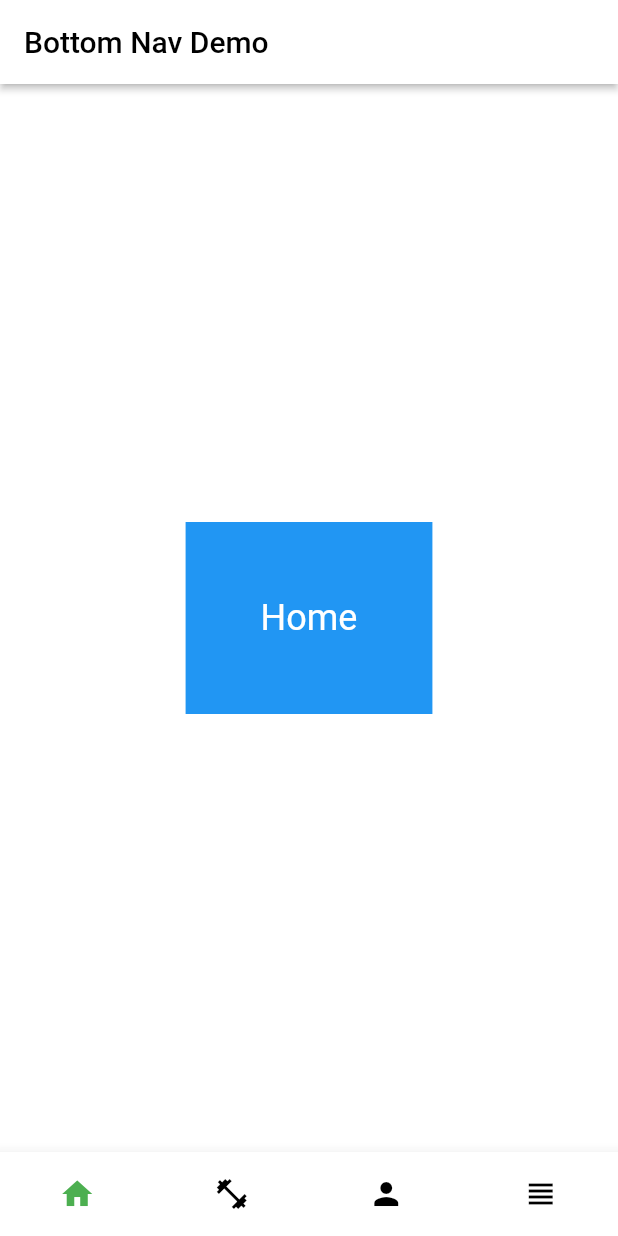
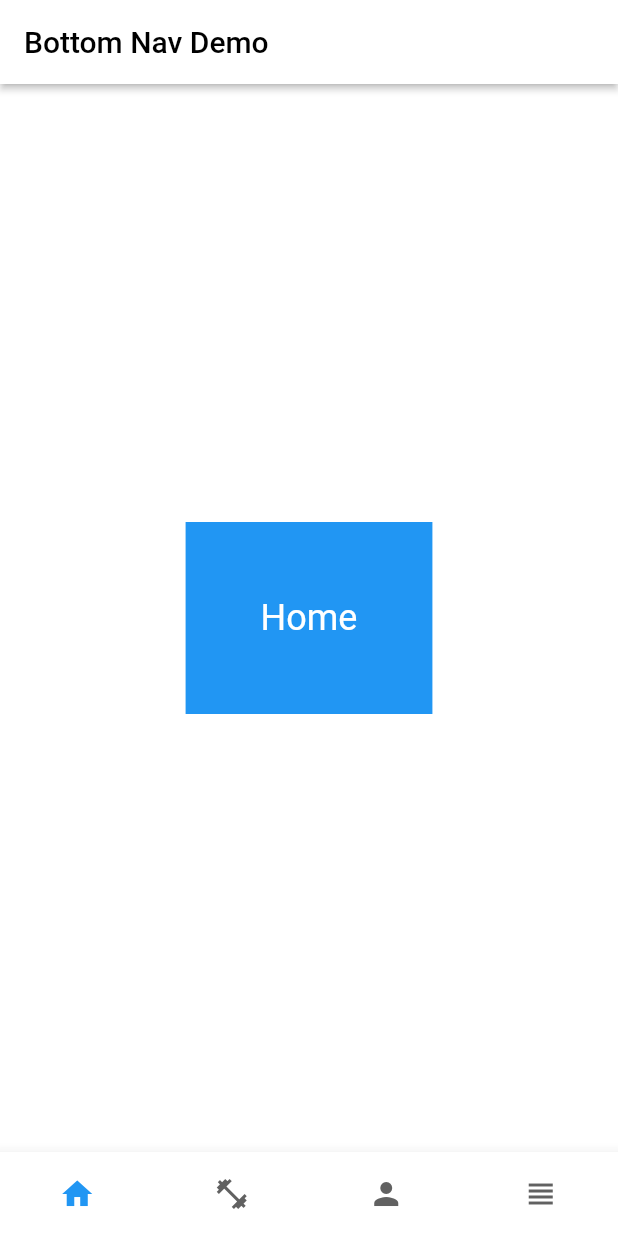
Before and after one commit to emidiao/bmnav, a Flutter app: the screen it shows after launch, on a phone screen of 412 x 824 dp. Run offline on Flutter 3.47's test engine with Material 2 defaults, Android fonts, the phone set to English and light mode, and no system bars.

Commit message:
add elevation, color, selectedColor, icon size, selected icon size, show label etc. params

```diff
--- a/example/lib/main.dart
+++ b/example/lib/main.dart
@@ -44,13 +44,11 @@ class MainWidgetState extends State<MainWidget> {
             currentScreen = screens[i];
           });
         },
-        iconStyle: bmnav.IconStyle(color: Colors.black),
-        selectedIconStyle: bmnav.IconStyle(color: Colors.green),
         items: [
-          bmnav.BottomNavItem(Icons.home),
-          bmnav.BottomNavItem(Icons.fitness_center),
-          bmnav.BottomNavItem(Icons.person),
-          bmnav.BottomNavItem(Icons.view_headline)
+          bmnav.BottomNavItem(Icons.home, label: 'Home'),
+          bmnav.BottomNavItem(Icons.fitness_center, label: 'Workouts'),
+          bmnav.BottomNavItem(Icons.person, label: 'Account'),
+          bmnav.BottomNavItem(Icons.view_headline, label: 'Settings')
         ],
       ),
     );
--- a/lib/bmnav.dart
+++ b/lib/bmnav.dart
@@ -7,17 +7,29 @@ class BottomNav extends md.StatefulWidget {
   final int index;
   final void Function(int i) onTap;
   final List<BottomNavItem> items;
+  final bool showLabel;
+  final bool showSelectedLabel;
+  final double elevation;
+  final double iconSize;
+  final double selectedIconSize;
+  final md.Color color;
+  final md.Color selectedColor;
+  final md.Color backgroundColor;
   final md.EdgeInsets padding;
-  final IconStyle iconStyle;
-  final IconStyle selectedIconStyle;
 
   BottomNav({
     this.index,
     this.onTap,
     this.items,
+    this.showLabel,
+    this.showSelectedLabel,
+    this.elevation,
+    this.iconSize,
+    this.selectedIconSize,
+    this.color,
+    this.selectedColor,
+    this.backgroundColor,
     this.padding,
-    this.iconStyle,
-    this.selectedIconStyle
   }) :
     assert(index != null),
     assert(onTap != null),
@@ -30,13 +42,37 @@ class BottomNav extends md.StatefulWidget {
 
 class BottomNavState extends md.State<BottomNav> {
   int currentIndex = 0;
-  md.EdgeInsets padding = md.EdgeInsets.fromLTRB(0.0, 16.0, 0.0, 16.0);
+  double elevation = 8.0;
+  double iconSize = 24.0;
+  double selectedIconSize = 24.0;
+  md.Color backgroundColor = md.Colors.white;
+  bool showLabel = false;
+  bool showSelectedLabel = false;
+  md.Color color = md.Colors.grey[700];
+  md.Color selectedColor = md.Colors.blue;
 
   @override
   void initState() {
+    elevation = widget.elevation != null ? widget.elevation : elevation;
+
+    iconSize = widget.iconSize != null ? widget.iconSize : iconSize;
+
+    selectedIconSize = widget.selectedIconSize != null ?
+      widget.selectedIconSize : selectedIconSize;
+
+    backgroundColor = widget.backgroundColor != null ?
+      widget.backgroundColor : backgroundColor;
+
+    showLabel = widget.showLabel != null ? widget.showLabel : showLabel;
+
+    showSelectedLabel = widget.showSelectedLabel != null ?
+      widget.showSelectedLabel : showSelectedLabel;
+
+    color = widget.color != null ? widget.color : color;
+
+    selectedColor = widget.color != null ? widget.selectedColor : selectedColor;
+
     currentIndex = widget.index;
-
-    padding = widget.padding != null ? widget.padding : padding;
 
     super.initState();
   }
@@ -44,23 +80,26 @@ class BottomNavState extends md.State<BottomNav> {
   @override
   md.Widget build(md.BuildContext context) {
     return md.Material(
-      elevation: 8.0,
-      color: md.Colors.white,
-      child: md.Padding(
-        padding: padding,
-        child: md.Row(
+      elevation: elevation,
+      color: backgroundColor,
+      child: md.Row(
           mainAxisAlignment: md.MainAxisAlignment.spaceAround,
           mainAxisSize: md.MainAxisSize.max,
-          children: widget.items.map((b) => BMNavItem(
-            icon: b.icon,
-            index: widget.items.indexOf(b),
-            onTap: () => onItemClick(widget.items.indexOf(b)),
-            currentIndex: currentIndex,
-            iconStyle: widget.iconStyle,
-            selectedIconStyle: widget.selectedIconStyle,
-          )).toList(),
+          children: widget.items.map((b) {
+            final int i = widget.items.indexOf(b);
+
+            final String label = showLabel ? b.label :
+              showSelectedLabel && i == currentIndex ? b.label : null;
+
+            return BMNavItem(
+              icon: b.icon,
+              iconSize: i == currentIndex ? selectedIconSize : iconSize,
+              label: label,
+              onTap: () => onItemClick(i),
+              color: i == currentIndex ? selectedColor : color,
+            );
+          }).toList(),
         )
-      )
     );
   }
 
@@ -74,59 +113,47 @@ class BottomNavState extends md.State<BottomNav> {
 
 class BottomNavItem {
   final md.IconData icon;
-  BottomNavItem(this.icon);
-}
+  final String label;
 
-class IconStyle {
-  final double size;
-  final md.Color color;
-
-  IconStyle({this.size, this.color});
+  BottomNavItem(this.icon, {this.label});
 }
 
 class BMNavItem extends md.StatelessWidget {
   final md.IconData icon;
+  final double iconSize;
+  final String label;
   final void Function() onTap;
-  final int index;
-  final int currentIndex;
-  final IconStyle iconStyle;
-  final IconStyle selectedIconStyle;
+  final md.Color color;
 
   BMNavItem({
     this.icon,
+    this.iconSize,
+    this.label,
     this.onTap,
-    this.index,
-    this.currentIndex,
-    this.iconStyle,
-    this.selectedIconStyle,
+    this.color,
   }) :
     assert(icon != null),
-    assert(onTap != null),
-    assert(index != null),
-    assert(currentIndex != null);
+    assert(iconSize != null),
+    assert(color != null),
+    assert(onTap != null);
 
   @override
   md.Widget build(md.BuildContext context) {
-    final bool selected = currentIndex == index;
-
-    final double size = iconStyle != null &&
-      iconStyle.size != null ? iconStyle.size : 24.0;
-
-    final double selectedSize = selectedIconStyle != null &&
-      selectedIconStyle.size != null ? selectedIconStyle.size : 24.0;
-
-    final md.Color color = iconStyle != null &&
-      iconStyle.color != null ? iconStyle.color : md.Colors.grey[700];
-
-    final md.Color selectedColor = selectedIconStyle != null &&
-      selectedIconStyle.color != null ? selectedIconStyle.color : md.Colors.blue;
+    double tbPadding = label != null ? (44-iconSize)/2 : (56-iconSize)/2;
 
     return md.Expanded(
       child: md.InkResponse(
-        child: md.Icon(
-          icon,
-          size: selected ? selectedSize : size,
-          color: selected ? selectedColor : color
+        child: md.Padding(
+          padding: md.EdgeInsets.fromLTRB(0.0, tbPadding, 0.0, tbPadding),
+          child: md.Column(
+            mainAxisSize: md.MainAxisSize.min,
+            children: <md.Widget>[
+              md.Icon(icon, size: iconSize, color: color),
+              label != null ? md.Text(
+                label, style: md.TextStyle(fontSize: 12.0, color: color)
+              ) : md.Container()
+            ]
+          )
         ),
         highlightColor: md.Theme.of(context).highlightColor,
         splashColor: md.Theme.of(context).splashColor,
--- a/pubspec.yaml
+++ b/pubspec.yaml
@@ -1,6 +1,6 @@
 name: bmnav
 description: A Flutter implementation of the Bottom Navigation Bar with no labels.
-version: 0.2.0
+version: 0.3.0
 author: Edwin Jose <edwnjos99@gmail.com>
 homepage: https://github.com/edwnjos/bmnav
 
```
Also changed, not shown: 2 other files.
